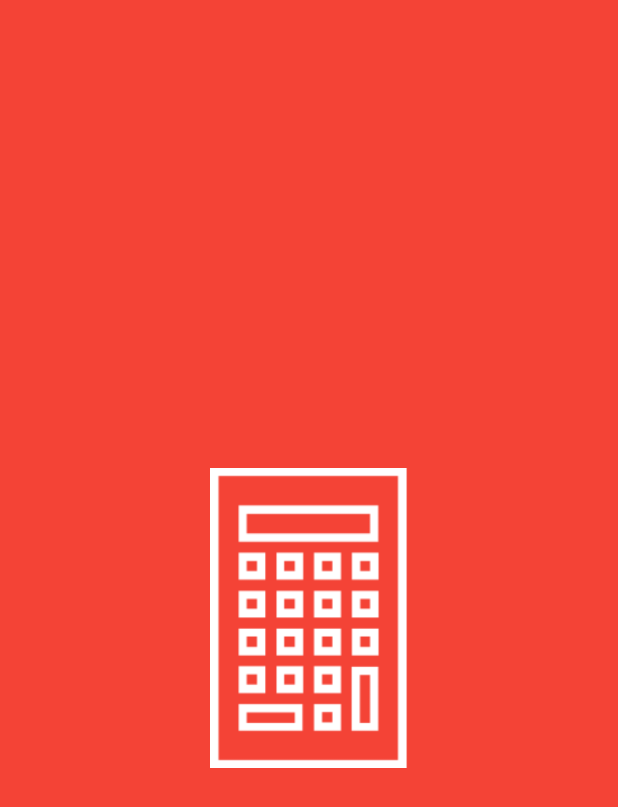
After one commit to Croquignolex/calulator-mobile-kotlin, an Android app: the SplashScreen screen opened directly, with no data from a screen before it, on a phone screen of 412 x 824 dp. The commit adds this screen. Shown: the top 807 px of the screen. Run offline under Robolectric (Android 15) with nearby library versions, the phone set to English and light mode, and no system bars.

Commit message:
Improve splash screen

```diff
--- a/app/src/main/AndroidManifest.xml
+++ b/app/src/main/AndroidManifest.xml
@@ -1,7 +1,5 @@
 <?xml version="1.0" encoding="utf-8"?>
-<manifest xmlns:android="http://schemas.android.com/apk/res/android"
-    package="com.tikiton.calculator">
-
+<manifest xmlns:android="http://schemas.android.com/apk/res/android" package="com.tikiton.calculator">
     <application
         android:allowBackup="true"
         android:icon="@mipmap/ic_launcher"
@@ -9,13 +7,20 @@
         android:roundIcon="@mipmap/ic_launcher_round"
         android:supportsRtl="true"
         android:theme="@style/AppTheme">
-        <activity android:name=".MainActivity">
+        <!-- Remove top action bar into main activity -->
+        <activity
+            android:name=".SplashScreen"
+            android:theme="@style/AppTheme.RemoveActionBar">
             <intent-filter>
                 <action android:name="android.intent.action.MAIN" />
 
                 <category android:name="android.intent.category.LAUNCHER" />
             </intent-filter>
         </activity>
+        <!-- Remove top action bar into main activity -->
+        <activity
+            android:name=".MainActivity"
+            android:theme="@style/AppTheme.RemoveActionBar">
+        </activity>
     </application>
-
 </manifest>
--- /dev/null
+++ b/app/src/main/java/com/tikiton/calculator/SplashScreen.kt
@@ -0,0 +1,22 @@
+package com.tikiton.calculator
+
+import android.os.Bundle
+import android.content.Intent
+import androidx.appcompat.app.AppCompatActivity
+import kotlinx.android.synthetic.main.activity_splash_screen.*
+
+class SplashScreen : AppCompatActivity() {
+    override fun onCreate(savedInstanceState: Bundle?) {
+        super.onCreate(savedInstanceState)
+        setContentView(R.layout.activity_splash_screen)
+
+        // Wait 1500 ms
+        logo.animate().setDuration(1500).alpha(1f).withEndAction {
+            // Start app & close splash screen with transition
+            val mainActivityIntent = Intent(baseContext, MainActivity::class.java);
+            startActivity(mainActivityIntent)
+            overridePendingTransition(android.R.anim.fade_in, android.R.anim.fade_out)
+            finish()
+        }
+    }
+}
--- /dev/null
+++ b/app/src/main/res/layout/activity_splash_screen.xml
@@ -0,0 +1,17 @@
+<?xml version="1.0" encoding="utf-8"?>
+<RelativeLayout xmlns:android="http://schemas.android.com/apk/res/android"
+    xmlns:app="http://schemas.android.com/apk/res-auto"
+    xmlns:tools="http://schemas.android.com/tools"
+    android:layout_width="match_parent"
+    android:layout_height="match_parent"
+    android:background="@color/colorThemeDark"
+    tools:context=".SplashScreen">
+
+    <ImageView
+        android:id="@+id/logo"
+        android:layout_width="200dp"
+        android:layout_height="200dp"
+        android:layout_centerInParent="true"
+        android:contentDescription="@string/default_image_alt"
+        android:src="@drawable/logo" />
+</RelativeLayout>
--- a/app/src/main/res/values/colors.xml
+++ b/app/src/main/res/values/colors.xml
@@ -3,4 +3,7 @@
     <color name="colorPrimary">#6200EE</color>
     <color name="colorPrimaryDark">#3700B3</color>
     <color name="colorAccent">#03DAC5</color>
+    <color name="colorTheme">#F8655A</color>
+    <color name="colorThemeDark">#F44336</color>
+    <color name="colorSecondary">#FC9270</color>
 </resources>
--- a/app/src/main/res/values/strings.xml
+++ b/app/src/main/res/values/strings.xml
@@ -1,3 +1,4 @@
 <resources>
     <string name="app_name">Calculator</string>
+    <string name="default_image_alt">…</string>
 </resources>
--- a/app/src/main/res/values/styles.xml
+++ b/app/src/main/res/values/styles.xml
@@ -2,9 +2,14 @@
     <!-- Base application theme. -->
     <style name="AppTheme" parent="Theme.AppCompat.Light.DarkActionBar">
         <!-- Customize your theme here. -->
-        <item name="colorPrimary">@color/colorPrimary</item>
-        <item name="colorPrimaryDark">@color/colorPrimaryDark</item>
-        <item name="colorAccent">@color/colorAccent</item>
+        <item name="colorPrimary">@color/colorTheme</item>
+        <item name="colorPrimaryDark">@color/colorThemeDark</item>
+        <item name="colorAccent">@color/colorSecondary</item>
     </style>
 
+    <!-- Custom theme to avoid top action bar -->
+    <style name="AppTheme.RemoveActionBar">
+        <item name="windowNoTitle">true</item>
+        <item name="windowActionBar">false</item>
+    </style>
 </resources>
```
Also changed, not shown: app/src/main/res/drawable/logo.png (added).
